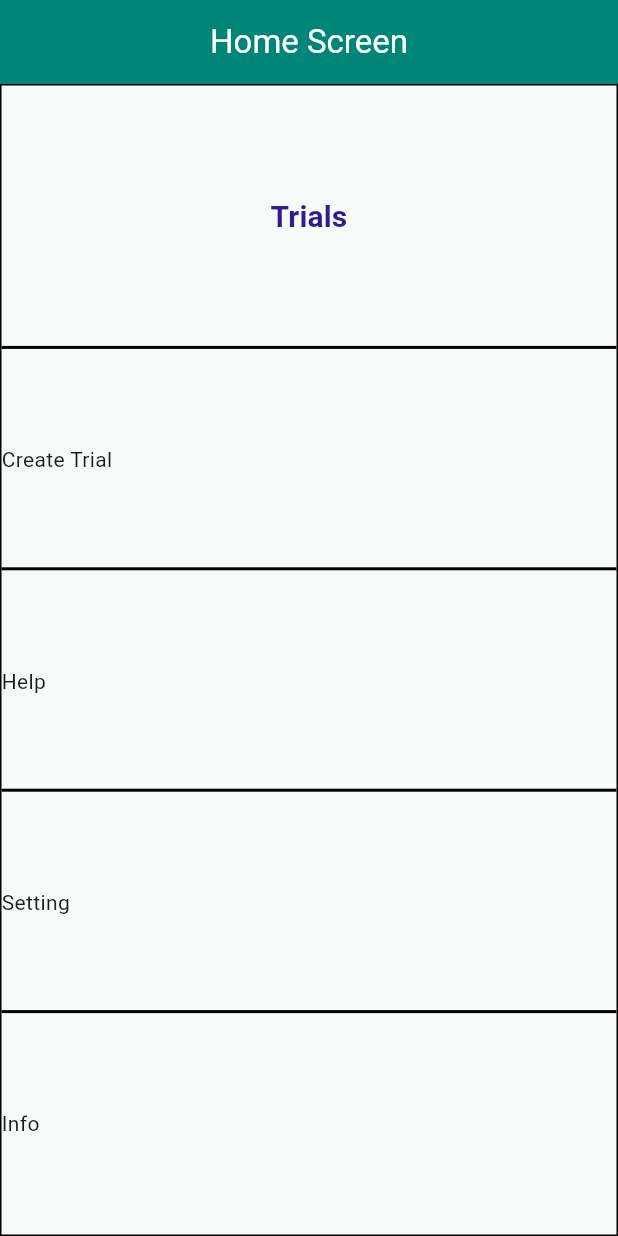
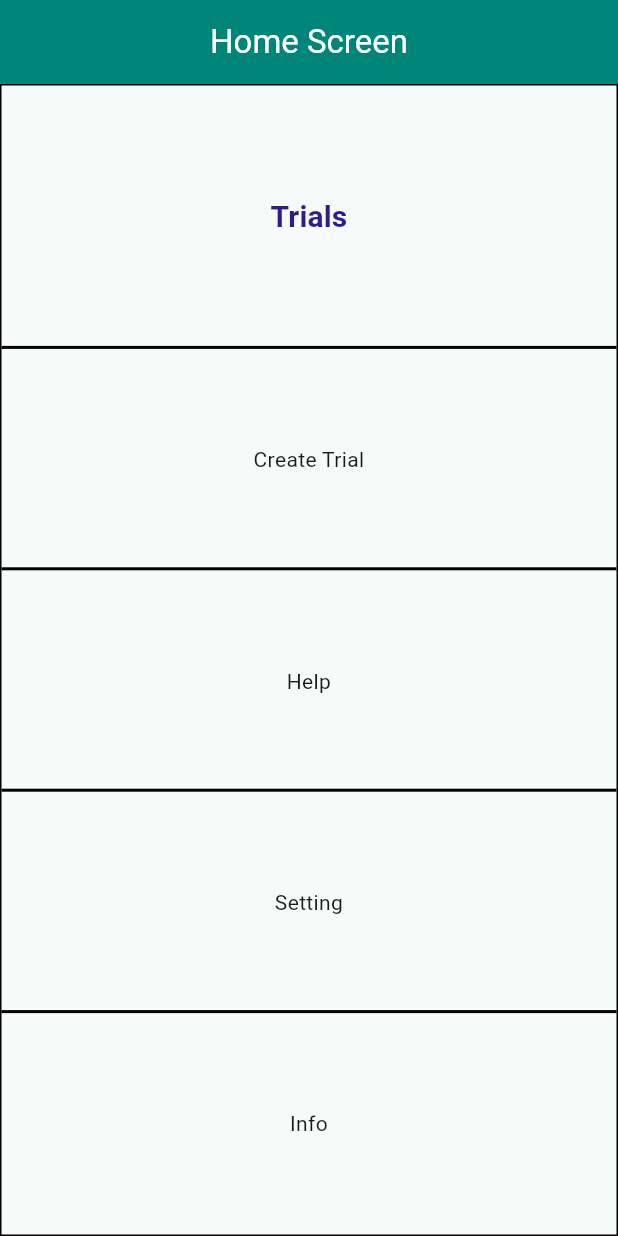
Before and after one commit to Cost-Effective-Software-Project-11/Klinik, a Flutter app: the screen it shows after launch, on a phone screen of 412 x 824 dp. Run offline on Flutter 3.47's test engine with Material 3 defaults, Android fonts, the light colour scheme and no system bars.

Commit message:
center text buttons

```diff
--- a/lib/screens/home/home_screen.dart
+++ b/lib/screens/home/home_screen.dart
@@ -32,22 +32,25 @@ class HomeScreen extends StatelessWidget {
             ),
             // Add validation if the user is a doctor to see this button:
             // Add CreateTrial Button here:
-            const Text("Create Trial"),
+            const Text(
+              "Create Trial",
+              textAlign: TextAlign.center,
+            ),
             _customDivider(
               thickness: _dividerThickness,
             ),
             // Add Help Button here:
-            const Text("Help"),
+            const Text("Help", textAlign: TextAlign.center),
             _customDivider(
               thickness: _dividerThickness,
             ),
             // Add Setting Button here:
-            const Text("Setting"),
+            const Text("Setting", textAlign: TextAlign.center),
             _customDivider(
               thickness: _dividerThickness,
             ),
             // Add Info Button here:
-            const Text("Info"),
+            const Text("Info", textAlign: TextAlign.center),
           ],
         ),
       ),
```
